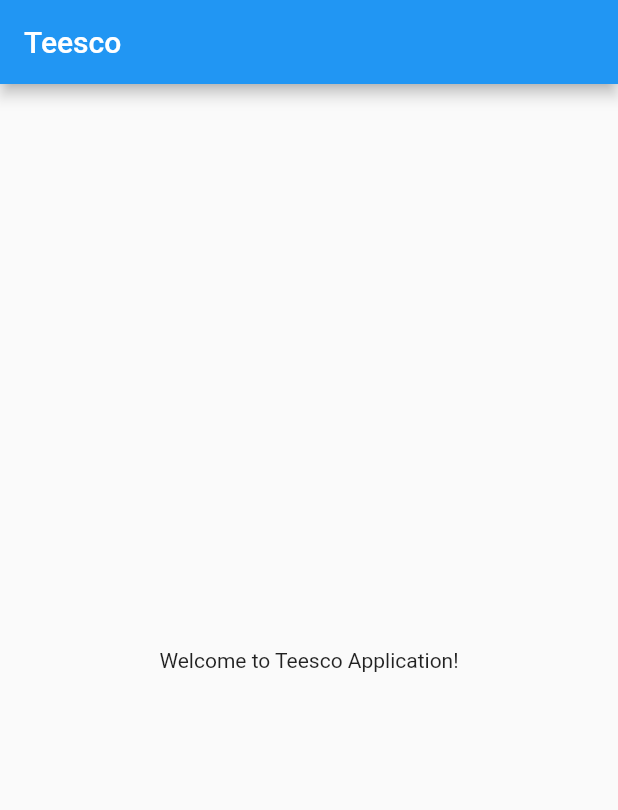
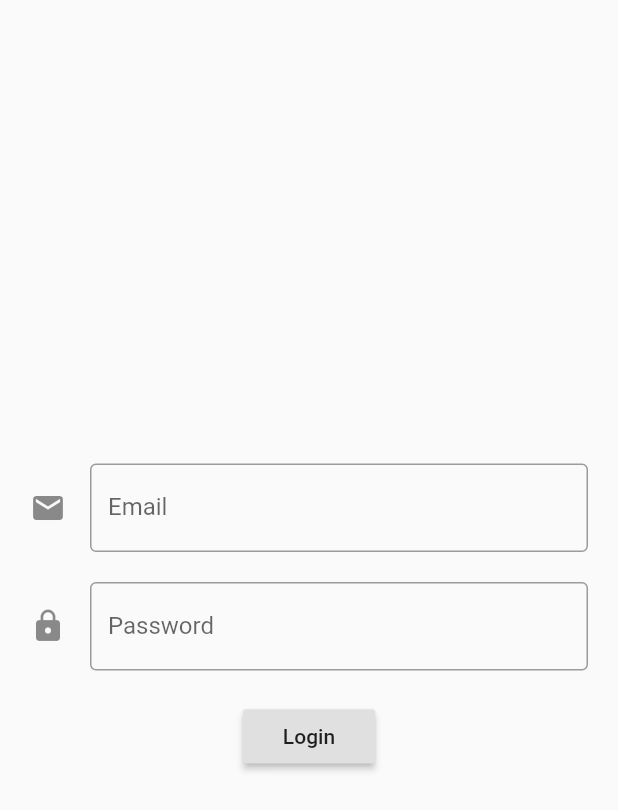
Before and after one commit to ECellNitrr/teesco-app, a Flutter app: the screen it shows after launch, on a phone screen of 412 x 824 dp. Shown: the top 810 px of the screen. Run offline on Flutter 3.47's test engine with Material 2 defaults, Android fonts, the phone set to English and light mode, and no system bars; our stand-ins replace data_connection_checker, get_it, logger, shared_preferences.

Commit message:
feat: Added login form UI

```diff
--- a/lib/main.dart
+++ b/lib/main.dart
@@ -1,7 +1,7 @@
 import 'package:flutter/material.dart';
 import 'package:teesco/core/util/log_wrapper.dart';
+import 'package:teesco/screens/login/login.dart';
 
-import 'core/res/strings.dart';
 import 'injection_container.dart';
 
 void main() async {
@@ -20,18 +20,8 @@ class MyApp extends StatelessWidget {
   @override
   Widget build(BuildContext context) {
     return MaterialApp(
-      title: Strings.app_name,
-      theme: ThemeData(
-        primarySwatch: Colors.blue,
-      ),
-      home: Scaffold(
-        appBar: AppBar(
-          title: Text(Strings.app_name),
-        ),
-        body: Center(
-          child: Text('Welcome to Teesco Application!'),
-        ),
-      ),
+      title: "Teesco",
+      home: LoginScreen(),
     );
   }
 }
--- /dev/null
+++ b/lib/screens/login/login.dart
@@ -0,0 +1,13 @@
+import 'package:flutter/material.dart';
+import 'package:teesco/widgets/login/loginForm.dart';
+
+
+class LoginScreen extends StatelessWidget{
+  @override
+  Widget build(BuildContext context) {
+    return Scaffold(
+      body: LoginForm(),
+    );
+  }
+
+}
--- /dev/null
+++ b/lib/widgets/login/loginForm.dart
@@ -0,0 +1,46 @@
+import 'package:flutter/material.dart';
+
+final _formKey = GlobalKey<FormState>();
+
+class LoginForm extends StatelessWidget {
+  @override
+  Widget build(BuildContext context) {
+    return Form(
+        key: _formKey,
+        child: Padding(
+          padding: const EdgeInsets.symmetric(horizontal: 20.0),
+          child: Column(
+            mainAxisAlignment: MainAxisAlignment.center,
+            crossAxisAlignment: CrossAxisAlignment.center,
+            children: <Widget>[
+              Padding(
+                padding: const EdgeInsets.only(bottom: 20.0),
+                child: TextFormField(
+                  keyboardType: TextInputType.emailAddress,
+                  decoration: const InputDecoration(
+                      icon: Icon(Icons.email),
+                      border: OutlineInputBorder(),
+                      hintText: "starman@spacex.com",
+                      labelText: "Email"),
+                ),
+              ),
+              Padding(
+                padding: const EdgeInsets.only(bottom: 20.0),
+                child: TextFormField(
+                  obscureText: true,
+                  decoration: const InputDecoration(
+                      icon: Icon(Icons.lock),
+                      border: OutlineInputBorder(),
+                      hintText: "starman@spacex.com",
+                      labelText: "Password"),
+                ),
+              ),
+              RaisedButton(
+                onPressed: () {},
+                child: Text("Login"),
+              )
+            ],
+          ),
+        ));
+  }
+}
```
